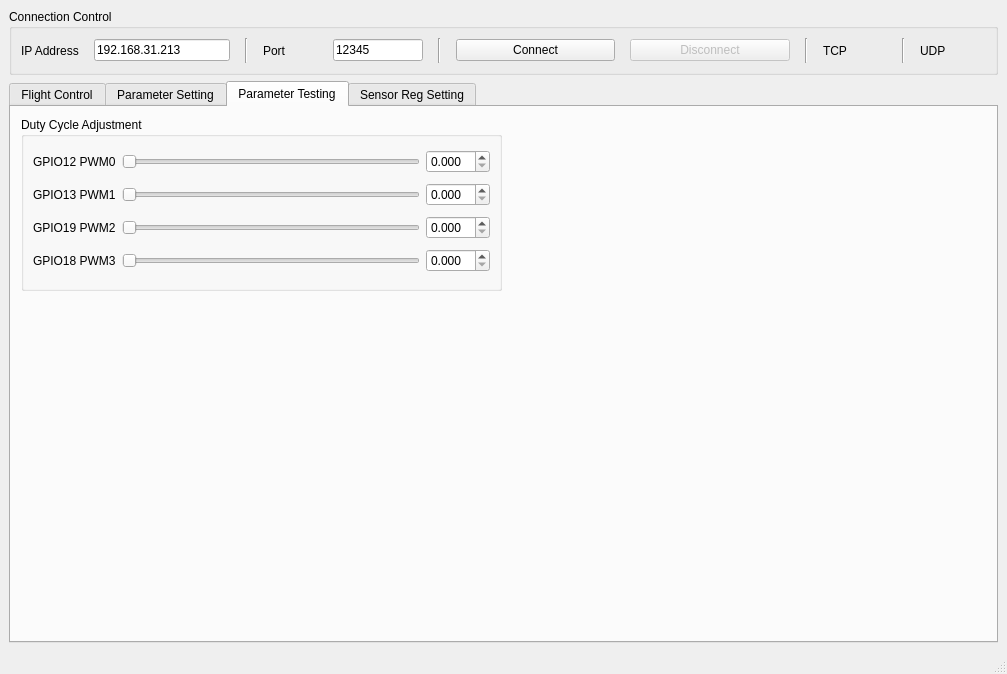
Before: the Qt Designer form SkyPulseUAV_GroundStation/SYSTEM/mainwindow.ui in Tony-Btian/SkyPulseUAV, drawn with Qt 5.
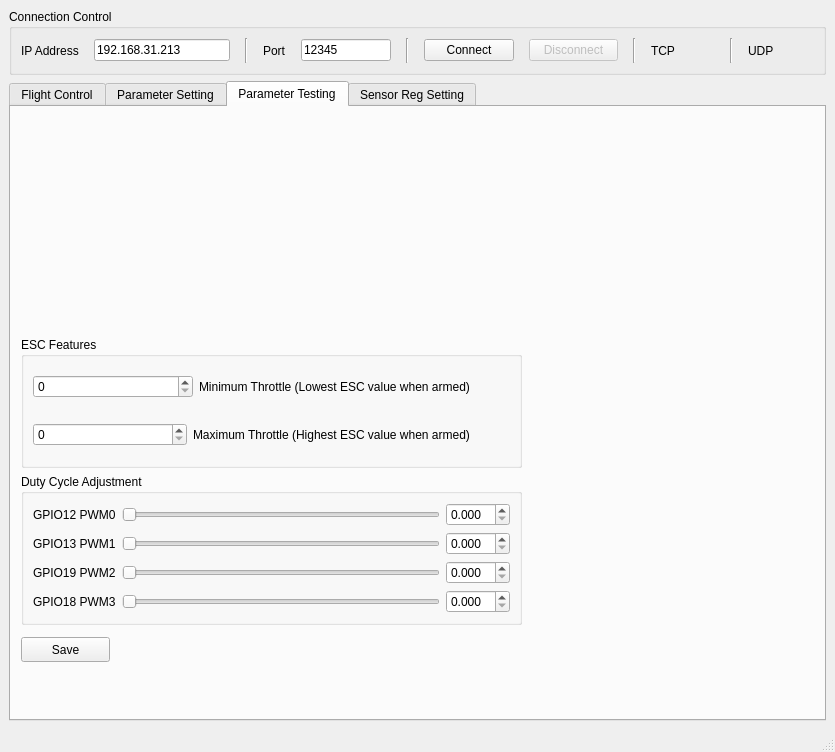
After: the same form once the commit is applied. The open tabs and pages were chosen to show the change. Icons and pictures are not drawn. Custom widgets are drawn as their Qt base class.

The edit to the form file:
```diff
--- a/SkyPulseUAV_GroundStation/SYSTEM/mainwindow.ui
+++ b/SkyPulseUAV_GroundStation/SYSTEM/mainwindow.ui
@@ -6,8 +6,8 @@
    <rect>
     <x>0</x>
     <y>0</y>
-    <width>1007</width>
-    <height>674</height>
+    <width>835</width>
+    <height>752</height>
    </rect>
   </property>
   <property name="windowTitle">
@@ -935,20 +935,123 @@
        <attribute name="title">
         <string>Parameter Testing</string>
        </attribute>
-       <widget class="QGroupBox" name="groupBox">
+       <widget class="QPushButton" name="pushButton_PWMValue_Save">
+        <property name="geometry">
+         <rect>
+          <x>10</x>
+          <y>530</y>
+          <width>89</width>
+          <height>25</height>
+         </rect>
+        </property>
+        <property name="text">
+         <string>Save</string>
+        </property>
+       </widget>
+       <widget class="QCustomPlot" name="widget_3" native="true">
         <property name="geometry">
          <rect>
           <x>10</x>
           <y>10</y>
           <width>481</width>
-          <height>174</height>
+          <height>211</height>
          </rect>
         </property>
+       </widget>
+       <widget class="QWidget" name="">
+        <property name="geometry">
+         <rect>
+          <x>10</x>
+          <y>230</y>
+          <width>501</width>
+          <height>288</height>
+         </rect>
+        </property>
+        <layout class="QVBoxLayout" name="verticalLayout_16">
+         <item>
+          <widget class="QGroupBox" name="groupBox_ESC_Features">
         <property name="title">
-         <string>Duty Cycle Adjustment</string>
+            <string>ESC Features</string>
         </property>
         <layout class="QVBoxLayout" name="verticalLayout_6">
          <item>
+             <layout class="QHBoxLayout" name="horizontalLayout_25" stretch="1,1,0">
+              <item>
+               <widget class="QSpinBox" name="spinBox_MinThrottle">
+                <property name="minimumSize">
+                 <size>
+                  <width>100</width>
+                  <height>0</height>
+                 </size>
+                </property>
+               </widget>
+              </item>
+              <item>
+               <widget class="QLabel" name="label_MinThrottle">
+                <property name="text">
+                 <string>Minimum Throttle (Lowest ESC value when armed)</string>
+                </property>
+               </widget>
+              </item>
+              <item>
+               <spacer name="horizontalSpacer_5">
+                <property name="orientation">
+                 <enum>Qt::Horizontal</enum>
+                </property>
+                <property name="sizeHint" stdset="0">
+                 <size>
+                  <width>40</width>
+                  <height>20</height>
+                 </size>
+                </property>
+               </spacer>
+              </item>
+             </layout>
+            </item>
+            <item>
+             <layout class="QHBoxLayout" name="horizontalLayout_26" stretch="1,1,0">
+              <item>
+               <widget class="QSpinBox" name="spinBox_MaxThrottle">
+                <property name="minimumSize">
+                 <size>
+                  <width>100</width>
+                  <height>0</height>
+                 </size>
+                </property>
+               </widget>
+              </item>
+              <item>
+               <widget class="QLabel" name="label_MaxThrottle">
+                <property name="text">
+                 <string>Maximum Throttle (Highest ESC value when armed)</string>
+                </property>
+               </widget>
+              </item>
+              <item>
+               <spacer name="horizontalSpacer_9">
+                <property name="orientation">
+                 <enum>Qt::Horizontal</enum>
+                </property>
+                <property name="sizeHint" stdset="0">
+                 <size>
+                  <width>40</width>
+                  <height>20</height>
+                 </size>
+                </property>
+               </spacer>
+              </item>
+             </layout>
+            </item>
+           </layout>
+          </widget>
+         </item>
+         <item>
+          <widget class="QGroupBox" name="groupBox">
+           <property name="title">
+            <string>Duty Cycle Adjustment</string>
+           </property>
+           <layout class="QGridLayout" name="gridLayout">
+            <item row="0" column="0">
           <layout class="QHBoxLayout" name="horizontalLayout_9">
            <item>
             <widget class="QLabel" name="label_P12PWM0">
@@ -979,7 +1082,7 @@
            </item>
           </layout>
          </item>
-         <item>
+            <item row="1" column="0">
           <layout class="QHBoxLayout" name="horizontalLayout_8">
            <item>
             <widget class="QLabel" name="label_P13PWM1">
@@ -1016,7 +1119,7 @@
            </item>
           </layout>
          </item>
-         <item>
+            <item row="2" column="0">
           <layout class="QHBoxLayout" name="horizontalLayout_10">
            <item>
             <widget class="QLabel" name="label_P19PWM2">
@@ -1047,7 +1150,7 @@
            </item>
           </layout>
          </item>
-         <item>
+            <item row="3" column="0">
           <layout class="QHBoxLayout" name="horizontalLayout_11">
            <item>
             <widget class="QLabel" name="label_P18PWM3">
@@ -1080,6 +1183,9 @@
          </item>
         </layout>
        </widget>
+         </item>
+        </layout>
+       </widget>
       </widget>
       <widget class="QWidget" name="tab4_SensorRegistersSetting">
        <attribute name="title">
```
Left out of the diff: 4 changed lines with no effect on the pictures. Lines whose indentation alone changed are shown as unchanged.
